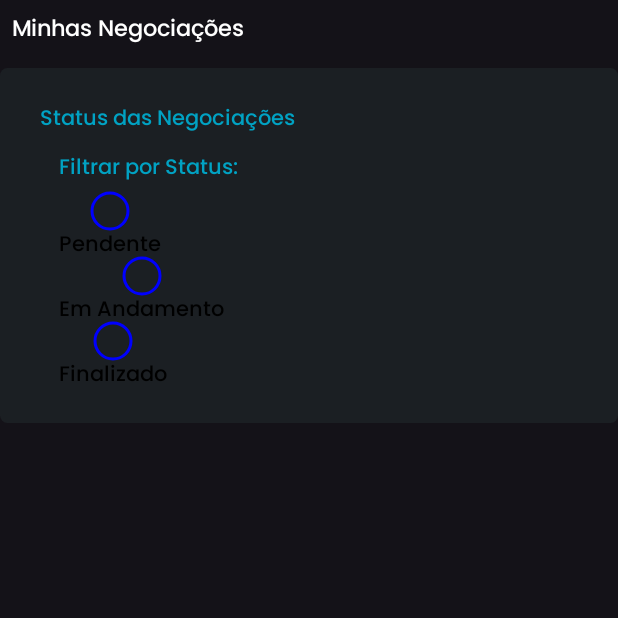
After one commit to Ethos-Enterprise/EthosConnectionsApp, an Android app built with Jetpack Compose: the composable MinhasNegociacoes shown on its own in the app's theme, on a phone screen of 412 x 824 dp, the top half of it. The commit adds this screen. Run offline under Robolectric (Android 15) with nearby library versions, the light colour scheme and no system bars.

Commit message:
Minhas negociações

```diff
--- a/app/src/main/java/com/example/ethosconnections/ui/screen/Plataforma.kt
+++ b/app/src/main/java/com/example/ethosconnections/ui/screen/Plataforma.kt
@@ -87,6 +87,7 @@
     import com.example.ethosconnections.ui.screen.plataforma.MeuPortfolio
     import com.example.ethosconnections.ui.screen.plataforma.MeuProgresso
     import com.example.ethosconnections.ui.screen.plataforma.MinhasInteracoes
+    import com.example.ethosconnections.ui.screen.plataforma.MinhasNegociacoes
     import com.example.ethosconnections.ui.screen.plataforma.Pagamento
     import com.example.ethosconnections.ui.screen.plataforma.Portfolio
     import com.example.ethosconnections.ui.screen.plataforma.Questionario
@@ -361,6 +362,9 @@
                         composable("minhasInteracoes") {
                             MinhasInteracoes(componenteNavController,empresaDataStore, interacaoViewModel)
                         }
+                        composable("minhasNegociacoes") {
+                            MinhasNegociacoes(componenteNavController)
+                        }
                     }
                 }
 
--- /dev/null
+++ b/app/src/main/java/com/example/ethosconnections/ui/screen/plataforma/MinhasNegociacoes.kt
@@ -0,0 +1,117 @@
+package com.example.ethosconnections.ui.screen.plataforma
+
+import androidx.compose.foundation.Canvas
+import androidx.compose.foundation.layout.*
+import androidx.compose.foundation.shape.CircleShape
+import androidx.compose.foundation.background
+import androidx.compose.foundation.clickable
+import androidx.compose.foundation.border
+import androidx.compose.material3.Button
+import androidx.compose.material3.Text
+import androidx.compose.runtime.*
+import androidx.compose.ui.Alignment
+import androidx.compose.ui.Modifier
+import androidx.compose.ui.graphics.Color
+import androidx.compose.ui.graphics.drawscope.Fill
+import androidx.compose.ui.graphics.drawscope.Stroke
+import androidx.compose.ui.layout.VerticalAlignmentLine
+import androidx.compose.ui.tooling.preview.Preview
+import androidx.compose.ui.unit.dp
+import androidx.navigation.NavHostController
+import androidx.navigation.compose.rememberNavController
+import com.example.ethosconnections.ui.screen.plataforma.components.BoxEthos
+import com.example.ethosconnections.ui.theme.tituloConteudoAzul
+import com.example.ethosconnections.ui.theme.tituloPagina
+
+@Composable
+fun MinhasNegociacoes(componenteNavController: NavHostController) {
+    var selectedStatus by remember { mutableStateOf<String?>(null) }
+
+    Column {
+        Text(
+            text = "Minhas Negociações",
+            style = tituloPagina,
+            modifier = Modifier.padding(8.dp)
+        )
+
+        BoxEthos {
+            Column(Modifier.padding(8.dp)) {
+                Text(
+                    text = "Status das Negociações",
+                    style = tituloConteudoAzul,
+                    modifier = Modifier.padding(horizontal = 3.dp)
+                )
+                Spacer(modifier = Modifier.height(13.dp))
+
+                Text(
+                    text = "Filtrar por Status:",
+                    style = tituloConteudoAzul,
+                    modifier = Modifier.padding(horizontal = 16.dp)
+                )
+
+                Spacer(modifier = Modifier.height(8.dp))
+
+                StatusFilterRow(
+                    filters = listOf("Pendente", "Em Andamento", "Finalizado"),
+                    selectedStatus = selectedStatus,
+                    onStatusSelected = { selectedStatus = it }
+                )
+            }
+        }
+    }
+}
+
+@Composable
+fun StatusFilterRow(
+    filters: List<String>,
+    selectedStatus: String?,
+    onStatusSelected: (String) -> Unit
+) {
+    Column(Modifier.padding(horizontal = 16.dp)) {
+        for (filter in filters) {
+            StatusFilterButton(
+                text = filter,
+                isSelected = filter == selectedStatus,
+                onStatusSelected = { selectedStatus ->
+                    onStatusSelected(selectedStatus)
+                }
+            )
+        }
+    }
+}
+
+@Composable
+fun StatusFilterButton(
+    text: String,
+    isSelected: Boolean,
+    onStatusSelected: (String) -> Unit
+) {
+    Column(
+
+        horizontalAlignment = Alignment.CenterHorizontally,
+        modifier = Modifier.clickable { onStatusSelected(text) }
+    ) {
+        Canvas(modifier = Modifier.size(24.dp)) {
+            drawCircle(
+                color = if (isSelected) Color.Blue else Color.Transparent,
+                style = Fill
+            )
+            drawCircle(
+                color = Color.Blue,
+                style = Stroke(width = 2.dp.toPx())
+            )
+        }
+        Spacer(modifier = Modifier.width(8.dp))
+        Text(
+            text = text,
+            style = tituloConteudoAzul,
+            color = if (isSelected) Color.Blue else Color.Black
+        )
+    }
+}
+
+@Preview(showBackground = true)
+@Composable
+fun MinhasNegociacoesPreview() {
+    MinhasNegociacoes(rememberNavController())
+}
```
